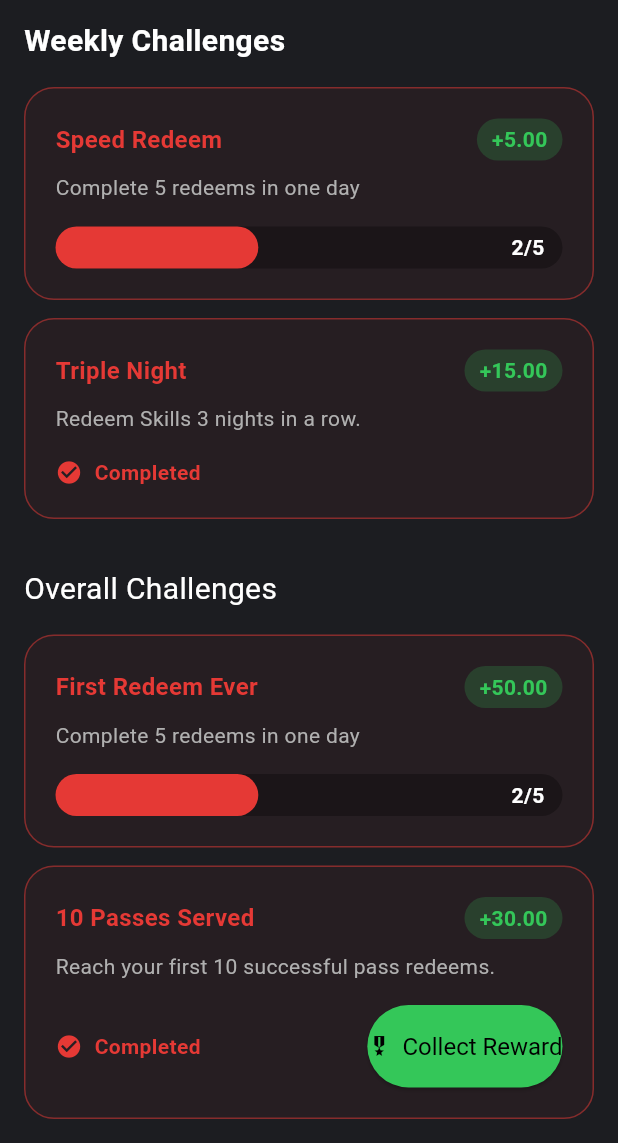
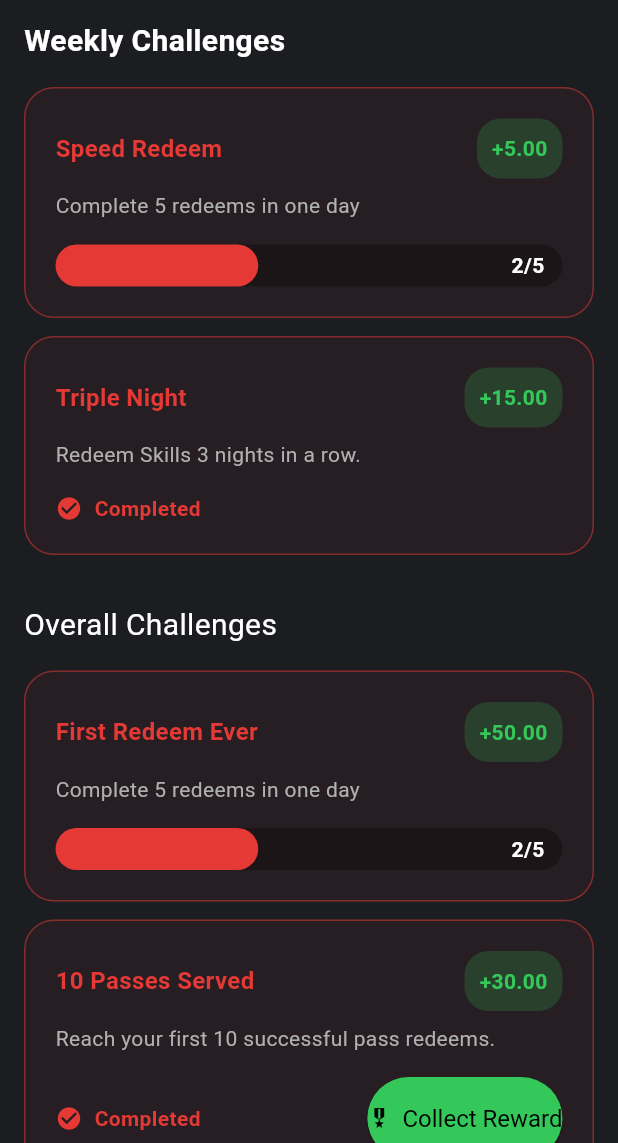
Before and after one commit to abeera-zainab/appsip, a Flutter app: the ChallengesScreen screen opened directly, scrolled down 313 dp, on a phone screen of 412 x 824 dp, the part 93-1236 px from its top. Run offline on Flutter 3.47's test engine with Material 3 defaults, Android fonts, the phone set to English and light mode, and no system bars; our stand-ins replace dotted_border, flutter_svg, image_picker; Roboto replaces fonts that are missing (RedHatDisplay).

Commit message:
Challenges Screen

```diff
--- a/lib/main.dart
+++ b/lib/main.dart
@@ -1,4 +1,6 @@
+import 'package:appsip/screens/challenges_screen.dart';
 import 'package:appsip/screens/invitation_screen.dart';
+import 'package:appsip/screens/main_screen_shell.dart';
 import 'package:flutter/material.dart';
 // --- CHANGE 1: Import the new colors file ---
 import 'package:appsip/theme/app_colors.dart';
@@ -56,7 +58,9 @@ class MyApp extends StatelessWidget {
           ),
         ),
       ),
-      home: const InvitationKeyScreen(),
+      home: //const InvitationKeyScreen(),
+      const MainScreenShell()
+
     );
   }
 }
--- a/lib/screens/challenges_screen.dart
+++ b/lib/screens/challenges_screen.dart
@@ -6,47 +6,121 @@ import 'package:flutter_svg/flutter_svg.dart';
 import 'package:appsip/widgets/primary_button.dart';
 import 'package:appsip/widgets/section_header.dart';
 import 'package:appsip/theme/app_colors.dart';
+import 'package:appsip/widgets/success_widget.dart';
 
 class ChallengesScreen extends StatelessWidget {
   const ChallengesScreen({super.key});
 
+  // Updated to show the full-screen success widget
   void _showRewardCollected(BuildContext context) {
-    showDialog(
-      context: context,
-      builder: (context) => const RewardCollectedDialog(),
-    );
+    Navigator.of(context).push(MaterialPageRoute(
+      builder: (context) => const SuccessScreenWidget(
+        title: 'Reward Collected!',
+        description: 'Your reward money has been added to your wallet.',
+      ),
+    ));
   }
 
   @override
   Widget build(BuildContext context) {
     return Scaffold(
       appBar: AppBar(
+        title: const _AppBarTitle(),
+        titleSpacing: 16.0,
+        toolbarHeight: 80,
+        actions: const [
+          _AppBarAction(),
+        ],
+      ),
+      body: SingleChildScrollView(
+        padding: const EdgeInsets.all(16.0),
+        child: Column(
+          crossAxisAlignment: CrossAxisAlignment.start,
+          children: [
+            const _OverviewSection(),
+            const SizedBox(height: 32),
+            const SectionHeader(title: 'Weekly Challenges'),
+            const SizedBox(height: 16),
+            _ChallengeCard(
+              title: 'Speed Redeem',
+              reward: '+5.00',
+              description: 'Complete 5 redeems in one day',
+              progress: 2,
+              total: 5,
+              onCollectReward: () => _showRewardCollected(context),
+            ),
+            const SizedBox(height: 12),
+            _ChallengeCard(
+              title: 'Triple Night',
+              reward: '+15.00',
+              description: 'Redeem Skills 3 nights in a row.',
+              isFullyCompleted: true,
+              onCollectReward: () => _showRewardCollected(context),
+            ),
+            const SizedBox(height: 32),
+            const SectionHeader(
+              title: 'Overall Challenges',
+              titleStyle: TextStyle(
+                fontSize: 20,
+                fontWeight: FontWeight.normal,
+              ),
+            ),
+            const SizedBox(height: 16),
+            _ChallengeCard(
+              title: 'First Redeem Ever',
+              reward: '+50.00',
+              description: 'Complete 5 redeems in one day',
+              progress: 2,
+              total: 5,
+              onCollectReward: () => _showRewardCollected(context),
+            ),
+            const SizedBox(height: 12),
+            _ChallengeCard(
+              title: '10 Passes Served',
+              reward: '+30.00',
+              description: 'Reach your first 10 successful pass redeems.',
+              progress: 10,
+              total: 10,
+              isCompleted: true,
+              onCollectReward: () => _showRewardCollected(context),
+            ),
+          ],
+        ),
+      ),
+    );
+  }
+}
 
-        title: Column(
+// --- AppBar Widgets ---
+
+class _AppBarTitle extends StatelessWidget {
+  const _AppBarTitle();
+
+  @override
+  Widget build(BuildContext context) {
+    return Column(
       crossAxisAlignment: CrossAxisAlignment.start,
       children: [
         const Text(
           'Challenges',
-              style: TextStyle(
-                fontSize: 20,
-                fontWeight: FontWeight.normal,
-                color: AppColors.primaryRed,
-              ),
+          style: TextStyle(fontSize: 20, fontWeight: FontWeight.normal, color: AppColors.primaryRed),
         ),
         const SizedBox(height: 4),
         Text(
           'Earn rewards while you work.',
-              style: TextStyle(
-                fontSize: 14,
-                color: AppColors.textSecondary.withOpacity(0.8),
-              ),
+          style: TextStyle(fontSize: 14, color: AppColors.textSecondary.withOpacity(0.8)),
         ),
       ],
-        ),
-        titleSpacing: 16.0,
-        toolbarHeight: 80,
-        actions: [
-          Container(
+    );
+  }
+}
+
+class _AppBarAction extends StatelessWidget {
+  const _AppBarAction();
+
+  @override
+  Widget build(BuildContext context) {
+    return Container(
       margin: const EdgeInsets.only(right: 16),
       padding: const EdgeInsets.symmetric(horizontal: 12, vertical: 8),
       decoration: BoxDecoration(
@@ -59,123 +133,71 @@ class ChallengesScreen extends StatelessWidget {
           const SizedBox(width: 8),
           const Text(
             '\$12,723.32',
-                  style: TextStyle(
-                    fontWeight: FontWeight.bold,
-                    color: AppColors.textSecondary,
-                  ),
+            style: TextStyle(fontWeight: FontWeight.bold, color: AppColors.textSecondary),
           ),
         ],
       ),
-          ),
-        ],
-      ),
-      body: SingleChildScrollView(
-        padding: const EdgeInsets.all(16.0),
-        child: Column(
-          crossAxisAlignment: CrossAxisAlignment.start,
+    );
+  }
+}
+
+// --- Body Widgets ---
+
+class _OverviewSection extends StatelessWidget {
+  const _OverviewSection();
+
+  @override
+  Widget build(BuildContext context) {
+    return Column(
       children: [
         SectionHeader(
           title: 'Overview',
           trailing: Container(
             padding: const EdgeInsets.symmetric(horizontal: 16, vertical: 8),
-                decoration: BoxDecoration(
-                  color: AppColors.cardColor,
-                  borderRadius: BorderRadius.circular(20),
-                ),
+            decoration: BoxDecoration(color: AppColors.cardColor, borderRadius: BorderRadius.circular(20)),
             child: const Row(
               children: [
-                    Text(
-                      'Today',
-                      style: TextStyle(color: AppColors.textSecondary),
-                    ),
+                Text('Today', style: TextStyle(color: AppColors.textSecondary)),
                 SizedBox(width: 4),
-                    Icon(
-                      Icons.keyboard_arrow_down,
-                      color: AppColors.textSecondary,
-                      size: 20,
-                    ),
+                Icon(Icons.keyboard_arrow_down, color: AppColors.textSecondary, size: 20),
               ],
             ),
           ),
         ),
         const SizedBox(height: 16),
-            _buildOverviewCards(),
-            const SizedBox(height: 32),
-            const SectionHeader(title: 'Weekly Challenges'),
-            const SizedBox(height: 16),
-            _buildChallengeCard(
-              context: context,
-              title: 'Speed Redeem',
-              reward: '+5.00',
-              description: 'Complete 5 redeems in one day',
-              progress: 2,
-              total: 5,
-            ),
-            const SizedBox(height: 12),
-            _buildChallengeCard(
-              context: context,
-              title: 'Triple Night',
-              reward: '+15.00',
-              description: 'Redeem Skills 3 nights in a row.',
-              isFullyCompleted: true,
-            ),
-            const SizedBox(height: 32),
-            const SectionHeader(
-              title: 'Overall Challenges',
-              titleStyle: TextStyle(
-                fontSize: 20,
-                fontWeight: FontWeight.normal,
-              ),
-            ),
-            const SizedBox(height: 16),
-            _buildChallengeCard(
-              context: context,
-              title: 'First Redeem Ever',
-              reward: '+50.00',
-              description: 'Complete 5 redeems in one day',
-              progress: 2,
-              total: 5,
-            ),
-            const SizedBox(height: 12),
-            _buildChallengeCard(
-              context: context,
-              title: '10 Passes Served',
-              reward: '+30.00',
-              description: 'Reach your first 10 successful pass redeems.',
-              progress: 10,
-              total: 10,
-              isCompleted: true,
-            ),
-          ],
-        ),
-      ),
-    );
-  }
-
-  Widget _buildOverviewCards() {
-    return Row(
+        const Row(
           crossAxisAlignment: CrossAxisAlignment.start,
           children: [
             Expanded(
               flex: 2,
               child: Column(
                 children: [
-              _buildOverviewStatCard('240', 'Overall Challenges\nCompleted'),
-              const SizedBox(height: 12),
-              _buildOverviewStatCard('3', 'Weekly Challenges\nCompleted'),
+                  _OverviewStatCard(value: '240', label: 'Overall Challenges\nCompleted'),
+                  SizedBox(height: 12),
+                  _OverviewStatCard(value: '3', label: 'Weekly Challenges\nCompleted'),
                 ],
               ),
             ),
-        const SizedBox(width: 12),
+            SizedBox(width: 12),
             Expanded(
               flex: 3,
-          child: _buildBonusCard('Bonus Earned', '\$18', '.00'),
+              child: _BonusCard(title: 'Bonus Earned', amount: '\$18', cents: '.00'),
+            ),
+          ],
         ),
       ],
     );
   }
+}
 
-  Widget _buildOverviewStatCard(String value, String label) {
+class _OverviewStatCard extends StatelessWidget {
+  final String value;
+  final String label;
+
+  const _OverviewStatCard({required this.value, required this.label});
+
+  @override
+  Widget build(BuildContext context) {
     return Container(
       padding: const EdgeInsets.symmetric(horizontal: 16, vertical: 12),
       decoration: BoxDecoration(
@@ -185,30 +207,24 @@ class ChallengesScreen extends StatelessWidget {
       ),
       child: Row(
         children: [
-          Text(
-            value,
-            style: const TextStyle(
-              fontSize: 32,
-              fontWeight: FontWeight.bold,
-              color: AppColors.primaryRed,
-            ),
-          ),
+          Text(value, style: const TextStyle(fontSize: 32, fontWeight: FontWeight.bold, color: AppColors.primaryRed)),
           const SizedBox(width: 12),
-          Expanded(
-            child: Text(
-              label,
-              style: const TextStyle(
-                color: AppColors.textSecondary,
-                height: 1.3,
-              ),
-            ),
-          ),
+          Expanded(child: Text(label, style: const TextStyle(color: AppColors.textSecondary, height: 1.3))),
         ],
       ),
     );
   }
+}
 
-  Widget _buildBonusCard(String title, String amount, String cents) {
+class _BonusCard extends StatelessWidget {
+  final String title;
+  final String amount;
+  final String cents;
+
+  const _BonusCard({required this.title, required this.amount, required this.cents});
+
+  @override
+  Widget build(BuildContext context) {
     return Container(
       padding: const EdgeInsets.all(20),
       height: 154,
@@ -221,27 +237,13 @@ class ChallengesScreen extends StatelessWidget {
         crossAxisAlignment: CrossAxisAlignment.start,
         mainAxisAlignment: MainAxisAlignment.spaceBetween,
         children: [
-          Text(
-            title,
-            style: const TextStyle(
-              color: AppColors.textSecondary,
-              fontSize: 14,
-            ),
-          ),
+          Text(title, style: const TextStyle(color: AppColors.textSecondary, fontSize: 14)),
           RichText(
             text: TextSpan(
-              style: const TextStyle(
-                fontFamily: 'RedHatDisplay',
-                fontSize: 40,
-                fontWeight: FontWeight.bold,
-                color: AppColors.primaryRed,
-              ),
+              style: const TextStyle(fontFamily: 'RedHatDisplay', fontSize: 40, fontWeight: FontWeight.bold, color: AppColors.primaryRed),
               children: [
                 TextSpan(text: amount),
-                TextSpan(
-                  text: cents,
-                  style: const TextStyle(fontSize: 24),
-                ),
+                TextSpan(text: cents, style: const TextStyle(fontSize: 24)),
               ],
             ),
           ),
@@ -249,17 +251,31 @@ class ChallengesScreen extends StatelessWidget {
       ),
     );
   }
+}
 
-  Widget _buildChallengeCard({
-    required BuildContext context,
-    required String title,
-    required String reward,
-    required String description,
-    int progress = 0,
-    int total = 1,
-    bool isCompleted = false,
-    bool isFullyCompleted = false,
-  }) {
+class _ChallengeCard extends StatelessWidget {
+  final String title;
+  final String reward;
+  final String description;
+  final int progress;
+  final int total;
+  final bool isCompleted;
+  final bool isFullyCompleted;
+  final VoidCallback onCollectReward;
+
+  const _ChallengeCard({
+    required this.title,
+    required this.reward,
+    required this.description,
+    required this.onCollectReward,
+    this.progress = 0,
+    this.total = 1,
+    this.isCompleted = false,
+    this.isFullyCompleted = false,
+  });
+
+  @override
+  Widget build(BuildContext context) {
     return Container(
       padding: const EdgeInsets.all(20),
       decoration: BoxDecoration(
@@ -273,182 +289,65 @@ class ChallengesScreen extends StatelessWidget {
           Row(
             mainAxisAlignment: MainAxisAlignment.spaceBetween,
             children: [
-              Text(
-                title,
-                style: const TextStyle(
-                  fontSize: 16,
-                  fontWeight: FontWeight.bold,
-                  color: AppColors.primaryRed,
-                ),
-              ),
+              Text(title, style: const TextStyle(fontSize: 16, fontWeight: FontWeight.bold, color: AppColors.primaryRed)),
               Container(
-                padding: const EdgeInsets.symmetric(horizontal: 10, vertical: 4),
-                decoration: BoxDecoration(
-                  color: AppColors.paidGreen.withOpacity(0.2),
-                  borderRadius: BorderRadius.circular(20),
-                ),
-                child: Text(
-                  reward,
-                  style: const TextStyle(
-                    color: AppColors.paidGreen,
-                    fontWeight: FontWeight.bold,
-                  ),
-                ),
+                padding: const EdgeInsets.symmetric(horizontal: 10, vertical: 10),
+                decoration: BoxDecoration(color: AppColors.paidGreen.withOpacity(0.2), borderRadius: BorderRadius.circular(16)),
+                child: Text(reward, style: const TextStyle(color: AppColors.paidGreen, fontWeight: FontWeight.bold)),
               ),
             ],
           ),
           const SizedBox(height: 8),
-          Text(
-            description,
-            style: const TextStyle(
-              color: AppColors.textSecondary,
-              fontSize: 14,
+          Text(description, style: const TextStyle(color: AppColors.textSecondary, fontSize: 14)),
+          const SizedBox(height: 16),
+          _buildBottomSection(),
+        ],
       ),
-          ),
-          const SizedBox(height: 16),
-          if (isFullyCompleted)
-            const Row(
+    );
+  }
+
+  Widget _buildBottomSection() {
+    if (isFullyCompleted) {
+      return const Row(
         children: [
-                Icon(
-                  Icons.check_circle,
-                  color: AppColors.primaryRed,
-                  size: 18,
-                ),
+          Icon(Icons.check_circle, color: AppColors.primaryRed, size: 18),
           SizedBox(width: 8),
-                Text(
-                  'Completed',
-                  style: TextStyle(
-                    color: AppColors.primaryRed,
-                    fontWeight: FontWeight.bold,
-                  ),
-                ),
+          Text('Completed', style: TextStyle(color: AppColors.primaryRed, fontWeight: FontWeight.bold)),
         ],
-            )
-          else if (isCompleted)
-            Row(
+      );
+    } else if (isCompleted) {
+      return Row(
         children: [
-                const Icon(
-                  Icons.check_circle,
-                  color: AppColors.primaryRed,
-                  size: 18,
-                ),
+          const Icon(Icons.check_circle, color: AppColors.primaryRed, size: 18),
           const SizedBox(width: 8),
-                const Text(
-                  'Completed',
-                  style: TextStyle(
-                    color: AppColors.primaryRed,
-                    fontWeight: FontWeight.bold,
-                  ),
-                ),
+          const Text('Completed', style: TextStyle(color: AppColors.primaryRed, fontWeight: FontWeight.bold)),
           const Spacer(),
           PrimaryButton(
             text: 'Collect Reward',
-                  onPressed: () => _showRewardCollected(context),
+            onPressed: onCollectReward,
             icon: const Icon(Icons.military_tech, size: 16),
             backgroundColor: AppColors.paidGreen,
             foregroundColor: Colors.black,
           ),
         ],
-            )
-          else
-            LayoutBuilder(
+      );
+    } else {
+      return LayoutBuilder(
         builder: (ctx, constraints) {
           return Stack(
             children: [
-                    Container(
-                      width: double.infinity,
-                      height: 28,
-                      decoration: BoxDecoration(
-                        color: Colors.black.withOpacity(0.3),
-                        borderRadius: BorderRadius.circular(20),
-                      ),
-                    ),
-                    Container(
-                      width: constraints.maxWidth * (progress / total),
-                      height: 28,
-                      decoration: BoxDecoration(
-                        color: AppColors.primaryRed,
-                        borderRadius: BorderRadius.circular(20),
-                      ),
-                    ),
+              Container(width: double.infinity, height: 28, decoration: BoxDecoration(color: Colors.black.withOpacity(0.3), borderRadius: BorderRadius.circular(20))),
+              Container(width: constraints.maxWidth * (progress / total), height: 28, decoration: BoxDecoration(color: AppColors.primaryRed, borderRadius: BorderRadius.circular(20))),
               Positioned.fill(
                 child: Padding(
                   padding: const EdgeInsets.symmetric(horizontal: 12.0),
-                        child: Align(
-                          alignment: Alignment.centerRight,
-                          child: Text(
-                            '$progress/$total',
-                            style: const TextStyle(
-                              fontWeight: FontWeight.bold,
-                              color: Colors.white,
-                            ),
-                          ),
-                        ),
+                  child: Align(alignment: Alignment.centerRight, child: Text('$progress/$total', style: const TextStyle(fontWeight: FontWeight.bold, color: Colors.white))),
                 ),
               ),
             ],
           );
         },
-            ),
-        ],
-      ),
       );
     }
   }
-
-class RewardCollectedDialog extends StatelessWidget {
-  const RewardCollectedDialog({super.key});
-
-  @override
-  Widget build(BuildContext context) {
-    return Dialog(
-
-      child: Container(
-        padding: const EdgeInsets.symmetric(vertical: 40, horizontal: 20),
-        decoration: BoxDecoration(
-          color: AppColors.cardColor,
-          borderRadius: BorderRadius.circular(25),
-        ),
-        child: Column(
-          mainAxisSize: MainAxisSize.min,
-          children: [
-            Container(
-              padding: const EdgeInsets.all(20),
-              decoration: const BoxDecoration(
-                shape: BoxShape.circle,
-                gradient: LinearGradient(
-                  colors: [Color(0xFF4CAF50), Color(0xFF81C784)],
-                  begin: Alignment.topLeft,
-                  end: Alignment.bottomRight,
-                ),
-              ),
-              child: const Icon(
-                Icons.check,
-                color: Colors.white,
-                size: 50,
-              ),
-            ),
-            const SizedBox(height: 24),
-            const Text(
-              'Reward Collected!',
-              textAlign: TextAlign.center,
-              style: TextStyle(
-                fontSize: 22,
-                fontWeight: FontWeight.bold,
-              ),
-            ),
-            const SizedBox(height: 8),
-            const Text(
-              'Your reward money has been added to your wallet.',
-              textAlign: TextAlign.center,
-              style: TextStyle(
-                color: AppColors.textSecondary,
-                fontSize: 14,
-              ),
-            ),
-          ],
-        ),
-      ),
-    );
 }
-}
```
Lines whose indentation alone changed are shown as unchanged.
